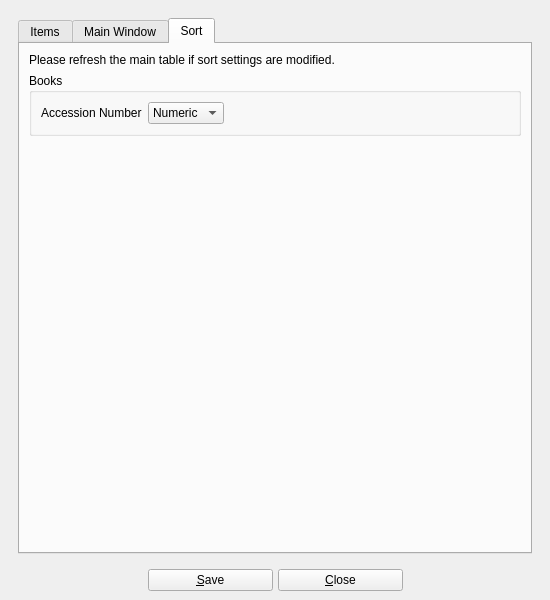
textbrowser/biblioteq, file UI/biblioteq_otheroptions.ui: the form before one commit.
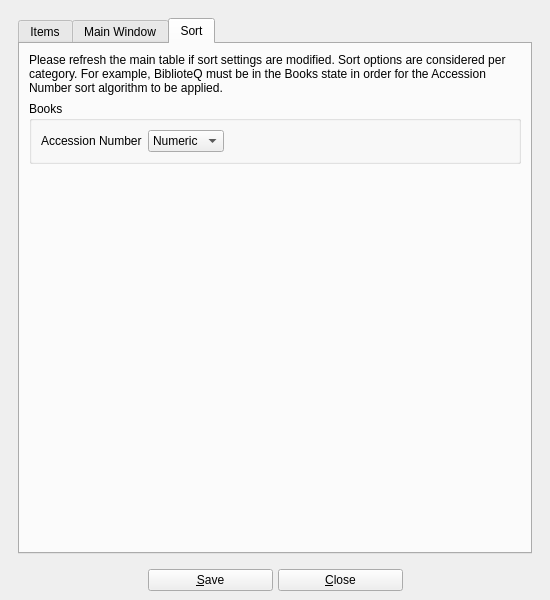
The form after the commit. The open tabs and pages were chosen to show the change. Icons and pictures are not drawn.

Commit message: New sort details.

The edit to the form file:
```diff
--- a/UI/biblioteq_otheroptions.ui
+++ b/UI/biblioteq_otheroptions.ui
@@ -179,7 +179,10 @@
             <item>
              <widget class="QLabel" name="label_4">
               <property name="text">
-               <string>Please refresh the main table if sort settings are modified.</string>
+               <string>Please refresh the main table if sort settings are modified. Sort options are considered per category. For example, BiblioteQ must be in the Books state in order for the Accession Number sort algorithm to be applied.</string>
+              </property>
+              <property name="wordWrap">
+               <bool>true</bool>
               </property>
              </widget>
             </item>
```
The commit also changes 1 other file.
